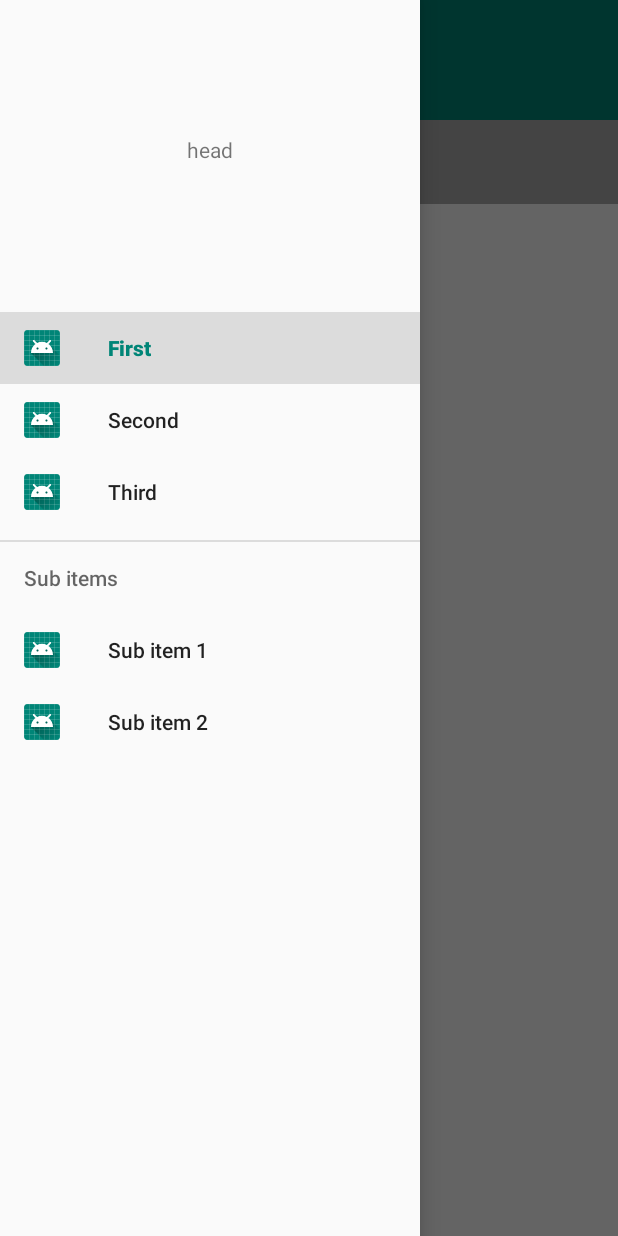
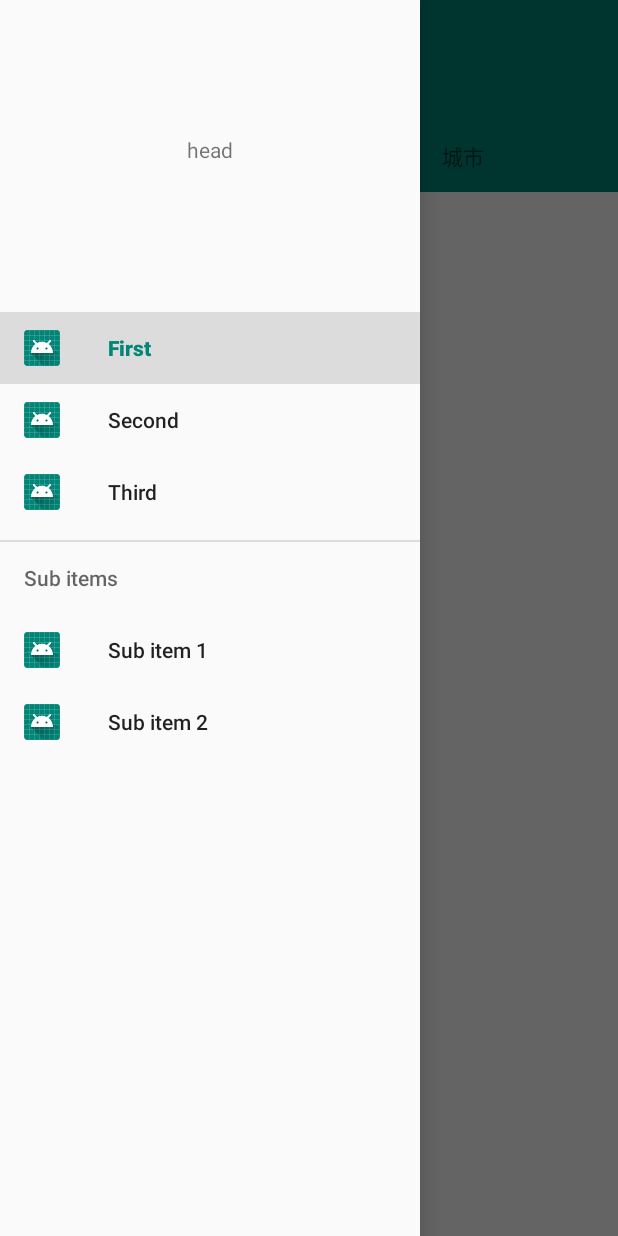
Before and after one commit to xiaozhuazheng/SunnyWeather, an Android app: the screen it shows after launch (MainActivity), with the side drawer open, on a phone screen of 412 x 824 dp. Run offline under Robolectric (Android 15) with nearby library versions, the phone set to English and light mode, and no system bars.

Commit message:
添加tablayout

```diff
--- a/app/src/main/java/com/azheng/sunnyweather/ui/MainActivity.java
+++ b/app/src/main/java/com/azheng/sunnyweather/ui/MainActivity.java
@@ -4,30 +4,57 @@ import android.graphics.Color;
 import android.os.Bundle;
 import android.support.annotation.NonNull;
 import android.support.design.widget.NavigationView;
+import android.support.design.widget.TabLayout;
+import android.support.v4.app.Fragment;
 import android.support.v4.view.GravityCompat;
+import android.support.v4.view.ViewPager;
 import android.support.v4.widget.DrawerLayout;
 import android.support.v7.app.ActionBar;
-import android.support.v7.widget.Toolbar;
 import android.view.Menu;
 import android.view.MenuItem;
 import android.widget.Toast;
 
 import com.azheng.sunnyweather.R;
+import com.azheng.sunnyweather.ui.city.CityFragment;
+import com.azheng.sunnyweather.ui.weather.FragmentAdapter;
+import com.azheng.sunnyweather.ui.weather.WeatherFragment;
 import com.azheng.sunnyweather.util.ToolUnit;
 
+import java.util.ArrayList;
+import java.util.List;
+
+import static com.azheng.sunnyweather.R.id.never;
 import static com.azheng.sunnyweather.R.id.toolbar;
 
 public class MainActivity extends BaseActivity {
     private DrawerLayout mDrawer;
     private NavigationView mNav;
+    private ViewPager mViewPager;
+    private TabLayout mTab;
 
     @Override
     protected void onCreate(Bundle savedInstanceState) {
         super.onCreate(savedInstanceState);
         setContentView(R.layout.activity_main);
 
+        initView();
+        initData();
+    }
+
+    private void initData() {
+        List<Fragment> myFragment = new ArrayList<>();
+        myFragment.add(new WeatherFragment());
+        myFragment.add(new CityFragment());
+        FragmentAdapter adapter = new FragmentAdapter(getSupportFragmentManager());
+        adapter.setData(myFragment);
+        //预加载
+        mViewPager.setOffscreenPageLimit(myFragment.size());
+        mViewPager.setAdapter(adapter);
+        mTab.setupWithViewPager(mViewPager);
+    }
+
+    private void initView() {
         mToolBar = findViewById(toolbar);
-
         //避免toolbar被状态栏覆盖
         int l = mToolBar.getPaddingLeft();
         int h = mToolBar.getPaddingTop();
@@ -39,7 +66,6 @@ public class MainActivity extends BaseActivity {
         mToolBar.setTitle("北京");
         mToolBar.setTitleTextColor(Color.WHITE);
         setSupportActionBar(mToolBar);
-
         mToolBar.setNavigationIcon(R.drawable.icon_nav);
         ActionBar actionBar = getSupportActionBar();
         actionBar.setHomeAsUpIndicator(R.drawable.icon_nav);
@@ -54,6 +80,9 @@ public class MainActivity extends BaseActivity {
         mNav = findViewById(R.id.nav_view);
         mNav.setItemIconTintList(null);
         setupDrawerContent(mNav);
+
+        mViewPager = findViewById(R.id.viewPager);
+        mTab = findViewById(R.id.tabLayout);
     }
 
     private void setupDrawerContent(NavigationView mNav) {
--- /dev/null
+++ b/app/src/main/java/com/azheng/sunnyweather/ui/weather/FragmentAdapter.java
@@ -0,0 +1,44 @@
+package com.azheng.sunnyweather.ui.weather;
+
+import android.support.v4.app.Fragment;
+import android.support.v4.app.FragmentManager;
+import android.support.v4.app.FragmentPagerAdapter;
+
+import java.util.ArrayList;
+import java.util.List;
+
+public class FragmentAdapter extends FragmentPagerAdapter {
+    private ArrayList<String> myTitle = new ArrayList<>();
+    private List<Fragment> myFragment = new ArrayList<>();
+
+    public FragmentAdapter(FragmentManager fm) {
+        super(fm);
+        myTitle.add("天气");
+        myTitle.add("城市");
+    }
+
+    public void setData(List<Fragment> data){
+        this.myFragment = data;
+    }
+
+    @Override
+    public Fragment getItem(int i) {
+        if (myFragment != null && myFragment.size()>0){
+            return myFragment.get(i);
+        }
+        return null;
+    }
+
+    @Override
+    public int getCount() {
+        if (myFragment != null){
+            return myFragment.size();
+        }
+        return 0;
+    }
+
+    @Override
+    public CharSequence getPageTitle(int position) {
+        return myTitle.get(position);
+    }
+}
--- a/app/src/main/res/layout/activity_main.xml
+++ b/app/src/main/res/layout/activity_main.xml
@@ -27,10 +27,22 @@
             <android.support.design.widget.TabLayout
                 android:id="@+id/tabLayout"
                 android:layout_width="match_parent"
-                android:layout_height="?attr/actionBarSize"
-                android:background="@android:color/darker_gray"
+                android:layout_height="wrap_content"
+                android:background="?attr/colorPrimary"
                 app:tabIndicatorColor="#fff"
-                app:tabIndicatorHeight="2dp" />
+                app:tabIndicatorHeight="1dp">
+
+                <android.support.design.widget.TabItem
+                    android:layout_width="match_parent"
+                    android:layout_height="wrap_content"
+                    android:icon="@drawable/tab_weather"/>
+
+                <android.support.design.widget.TabItem
+                    android:layout_width="match_parent"
+                    android:layout_height="wrap_content"
+                    android:icon="@drawable/tab_city"/>
+
+                </android.support.design.widget.TabLayout>
 
             <android.support.v4.view.ViewPager
                 android:id="@+id/viewPager"
```
